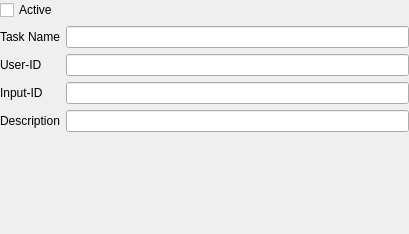
This is Include/imthypegui/CTaskSettingsGuiComp.ui in ImagingTools/ImtCore as Qt 5 draws it before an edit. The edited form follows.
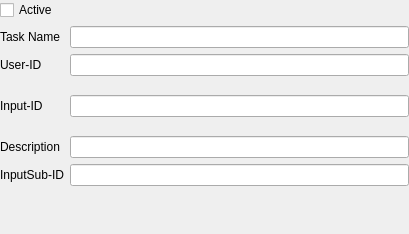
This is the edited form. The open tabs and pages were chosen to show the change. Icons and pictures are not drawn.

Diff of the .ui file:
```diff
--- a/Include/imthypegui/CTaskSettingsGuiComp.ui
+++ b/Include/imthypegui/CTaskSettingsGuiComp.ui
@@ -13,7 +13,7 @@
   <property name="windowTitle">
    <string>Task Settings</string>
   </property>
-  <layout class="QGridLayout" name="gridLayout" rowstretch="1,1,1,1,1,1000">
+  <layout class="QGridLayout" name="gridLayout" rowstretch="1,0,0,0,0,0,0,0">
    <property name="leftMargin">
     <number>0</number>
    </property>
@@ -26,23 +26,6 @@
    <property name="bottomMargin">
     <number>0</number>
    </property>
-   <item row="0" column="0">
-    <widget class="QCheckBox" name="ActiveCheck">
-     <property name="text">
-      <string>Active</string>
-     </property>
-    </widget>
-   </item>
-   <item row="1" column="0">
-    <widget class="QLabel" name="label">
-     <property name="text">
-      <string>Task Name</string>
-     </property>
-    </widget>
-   </item>
-   <item row="1" column="1">
-    <widget class="QLineEdit" name="TaskNameEdit"/>
-   </item>
    <item row="2" column="0">
     <widget class="QLabel" name="label_3">
      <property name="text">
@@ -50,16 +33,16 @@
      </property>
     </widget>
    </item>
-   <item row="2" column="1">
-    <widget class="QLineEdit" name="TaskUserIdEdit"/>
-   </item>
-   <item row="3" column="0">
-    <widget class="QLabel" name="inputIDLabel">
+   <item row="5" column="0">
+    <widget class="QLabel" name="label_2">
      <property name="text">
-      <string>Input-ID</string>
+      <string>Description</string>
      </property>
     </widget>
    </item>
+   <item row="5" column="1">
+    <widget class="QLineEdit" name="TaskDescriptionEdit"/>
+   </item>
    <item row="3" column="1">
     <widget class="QStackedWidget" name="InputPageStack">
      <property name="currentIndex">
@@ -116,17 +99,7 @@
      </widget>
     </widget>
    </item>
-   <item row="4" column="0">
-    <widget class="QLabel" name="label_2">
-     <property name="text">
-      <string>Description</string>
-     </property>
-    </widget>
-   </item>
-   <item row="4" column="1">
-    <widget class="QLineEdit" name="TaskDescriptionEdit"/>
-   </item>
-   <item row="5" column="1">
+   <item row="7" column="1">
     <spacer name="verticalSpacer">
      <property name="orientation">
       <enum>Qt::Vertical</enum>
@@ -139,6 +112,46 @@
      </property>
     </spacer>
    </item>
+   <item row="1" column="0">
+    <widget class="QLabel" name="label">
+     <property name="text">
+      <string>Task Name</string>
+     </property>
+    </widget>
+   </item>
+   <item row="1" column="1">
+    <widget class="QLineEdit" name="TaskNameEdit"/>
+   </item>
+   <item row="2" column="1">
+    <widget class="QLineEdit" name="TaskUserIdEdit"/>
+   </item>
+   <item row="0" column="0">
+    <widget class="QCheckBox" name="ActiveCheck">
+     <property name="text">
+      <string>Active</string>
+     </property>
+    </widget>
+   </item>
+   <item row="6" column="0">
+    <widget class="QLabel" name="TriggerLabel">
+     <property name="toolTip">
+      <string extracomment="Id of frame in multiframe acquisition"/>
+     </property>
+     <property name="text">
+      <string>InputSub-ID</string>
+     </property>
+    </widget>
+   </item>
+   <item row="3" column="0">
+    <widget class="QLabel" name="inputIDLabel">
+     <property name="text">
+      <string>Input-ID</string>
+     </property>
+    </widget>
+   </item>
+   <item row="6" column="1">
+    <widget class="QLineEdit" name="TriggerSelector"/>
+   </item>
   </layout>
  </widget>
  <tabstops>
```
Left out of the diff: 4 changed lines with no effect on the pictures.
